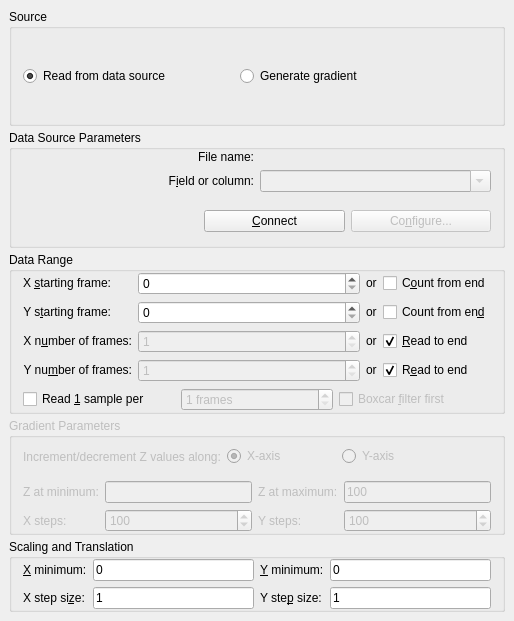
First picture: the form in src/libkstapp/matrixtab.ui, repository Kst-plot/kst, before the edit.
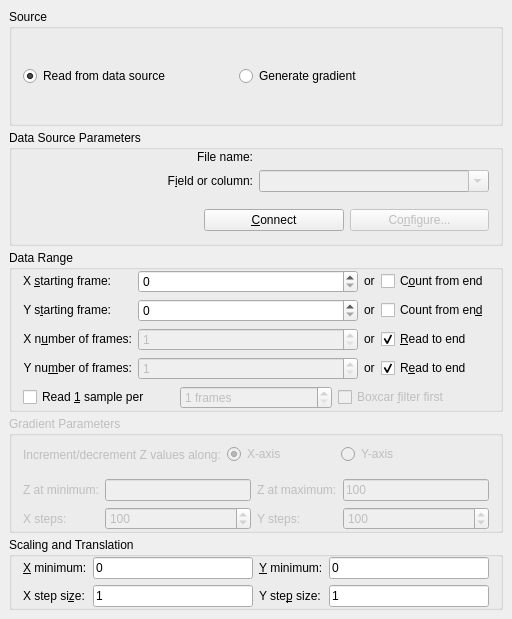
Second picture: the form after the edit. Custom widgets are drawn as their Qt base class.

What changed in the file:
```diff
--- a/src/libkstapp/matrixtab.ui
+++ b/src/libkstapp/matrixtab.ui
@@ -6,8 +6,8 @@
    <rect>
     <x>0</x>
     <y>0</y>
-    <width>514</width>
-    <height>621</height>
+    <width>512</width>
+    <height>619</height>
    </rect>
   </property>
   <layout class="QGridLayout">
@@ -286,7 +286,11 @@
          </widget>
         </item>
         <item row="0" column="1">
-         <widget class="QLineEdit" name="_gradientZAtMin"/>
+         <widget class="QLineEdit" name="_gradientZAtMin">
+          <property name="text">
+           <string notr="true"/>
+          </property>
+         </widget>
         </item>
         <item row="0" column="0">
          <widget class="QLabel" name="textLabel6_2">
```
Left out of the diff: 18 changed lines with no effect on the pictures.
